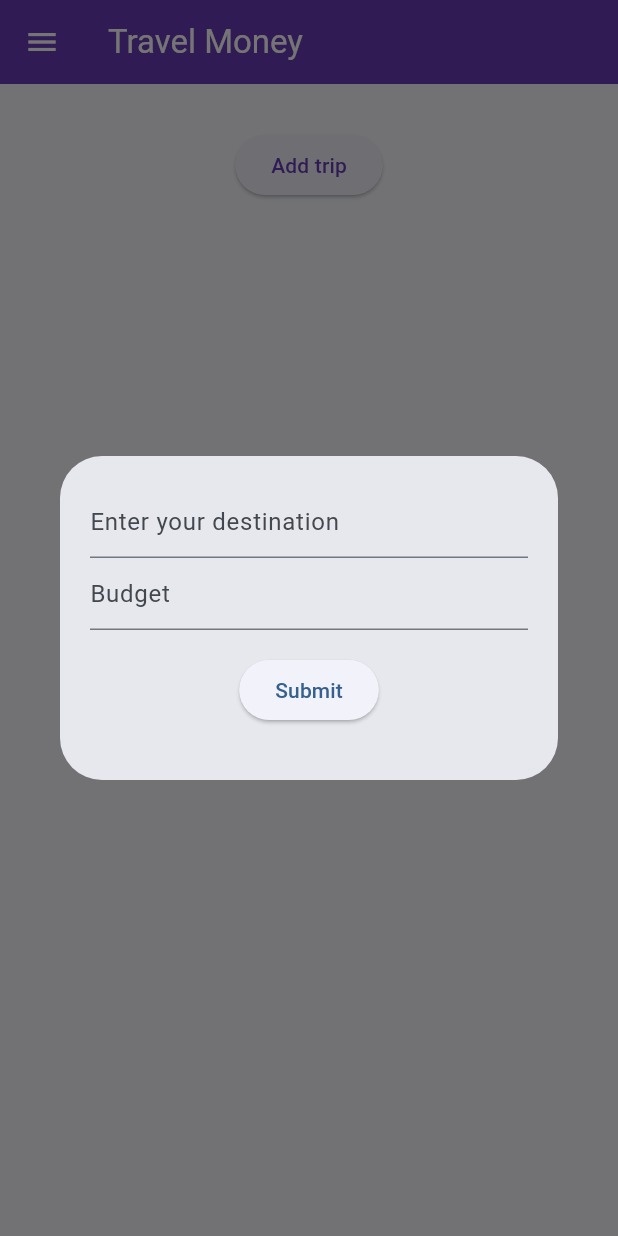
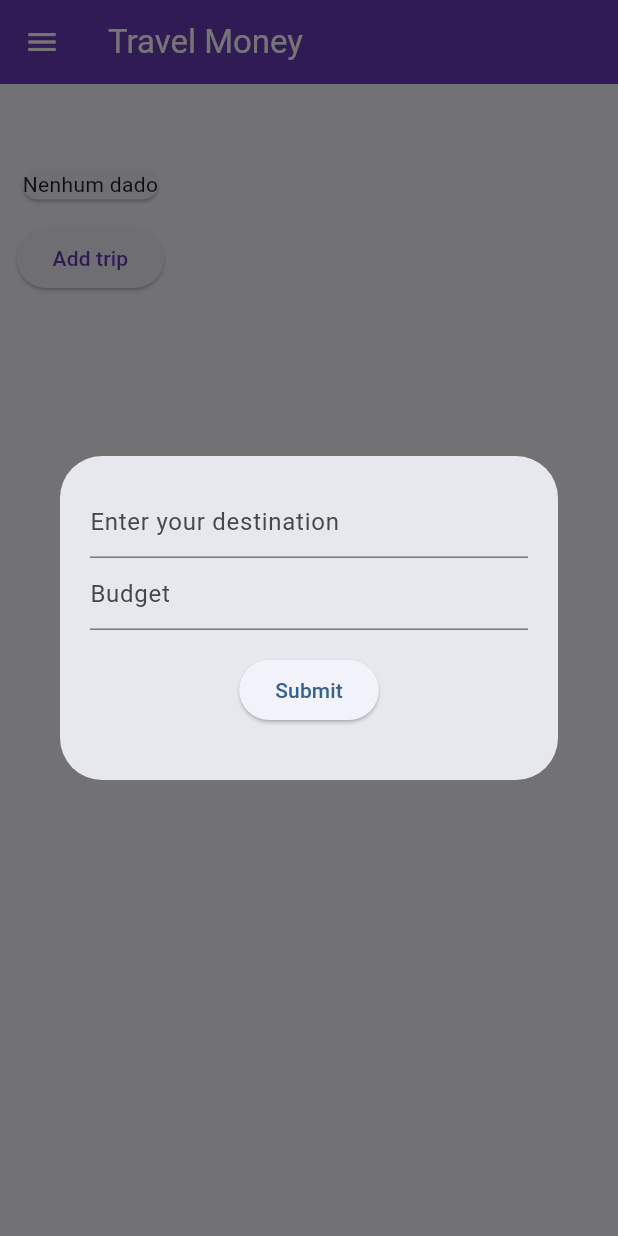
Before and after one commit to willianmelo98/travel_money_app, a Flutter app: the screen it shows after launch, after a tap on "Add trip", on a phone screen of 412 x 824 dp. Run offline on Flutter 3.47's test engine with Material 3 defaults, Android fonts, the phone set to English and light mode, and no system bars; our stand-ins replace sqflite; accounts and stored records are empty; generated files the repository leaves out were written again.

```diff
--- /dev/null
+++ b/lib/core/custom_drawer.dart
@@ -0,0 +1,51 @@
+import 'package:flutter/material.dart';
+import 'package:travel_money_app/screens/views/home_page.dart';
+import 'package:travel_money_app/screens/views/viagem/viagem_list.dart';
+import 'package:flutter_gen/gen_l10n/app_localizations.dart';
+
+class CustomDrawer extends StatelessWidget {
+  const CustomDrawer({
+    Key? key,
+  }) : super(key: key);
+
+  @override
+  Widget build(BuildContext context) {
+    return Drawer(
+      child: ListView(
+        physics: const NeverScrollableScrollPhysics(),
+        padding: EdgeInsets.zero,
+        children: [
+          const DrawerHeader(
+            decoration: BoxDecoration(
+              color: Color.fromRGBO(104, 58, 183, 1),
+            ),
+            child: SizedBox(),
+          ),
+          InkWell(
+              onTap: () => Navigator.push(
+                    context,
+                    MaterialPageRoute(
+                      builder: (_) => HomePage(),
+                    ),
+                  ),
+              child: Center(
+                child: Container(
+                    padding: const EdgeInsets.all(8),
+                    decoration: BoxDecoration(
+                        color: const Color.fromARGB(100, 200, 199, 199),
+                        borderRadius: BorderRadius.circular(10)),
+                    width: 150,
+                    child: Text(
+                      AppLocalizations.of(context)!.buttonHome,
+                      textAlign: TextAlign.center,
+                      style: const TextStyle(
+                          fontWeight: FontWeight.w500,
+                          color: Color.fromRGBO(104, 58, 183, 1)),
+                    )),
+              )),
+          ViagemList(),
+        ],
+      ),
+    );
+  }
+}
--- a/lib/core/l10n/app_en.arb
+++ b/lib/core/l10n/app_en.arb
@@ -3,10 +3,14 @@
   "@appTitle": {
     "description": "App Title"
   },
+  "buttonHome":"Home Page",
+  "@buttonHome":{"description": "button to back to home page"},
   "addTrip": "Add trip",
   "@addTrip": {
     "description": "Organizing a travel budget"
   },
+  "welcome":"",
+  "@welcome":{"description": "Welcome !"},
   "hello": "Hello {userName}",
   "@hello": {
     "description": "A message with a single parameter",
--- a/lib/core/l10n/app_es.arb
+++ b/lib/core/l10n/app_es.arb
@@ -1,6 +1,8 @@
 {
     "appTitle": "Dinero para viajes",
     "addTrip": "Añadir viaje",
+    "buttonHome":"Página de Inicio",
+    "welcome":"Bienvenido !",
     "hello": "Hola {userName}",
     "numberOfDataPoints": "Número de puntos de datos: {value}"
 }
--- a/lib/core/l10n/app_pt.arb
+++ b/lib/core/l10n/app_pt.arb
@@ -1,6 +1,8 @@
 {
     "appTitle": "Dinheiro para viagem",
     "addTrip": "Adicionar viagem",
+    "buttonHome":"Página Inicial",
+    "welcome":"Bem-vindo !",
     "hello": "Bem Vindo ! {userName}",
     "numberOfDataPoints": "Número de pontos de dados: {value}"
 }
--- /dev/null
+++ b/lib/core/template_scaffold.dart
@@ -0,0 +1,26 @@
+import 'package:flutter/material.dart';
+import 'package:travel_money_app/core/custom_drawer.dart';
+import 'package:flutter_gen/gen_l10n/app_localizations.dart';
+
+class TemplateScaffold extends StatelessWidget {
+  final Widget body;
+  final String? viagemName;
+  const TemplateScaffold({Key? key, required this.body, this.viagemName})
+      : super(key: key);
+
+  @override
+  Widget build(BuildContext context) {
+    return Scaffold(
+      drawer: const CustomDrawer(),
+      appBar: AppBar(
+        foregroundColor: Colors.white,
+        backgroundColor: const Color.fromRGBO(104, 58, 183, 1),
+        title: Text(
+          viagemName ?? AppLocalizations.of(context)!.appTitle,
+          style: const TextStyle(color: Colors.white),
+        ),
+      ),
+      body: body,
+    );
+  }
+}
--- a/lib/domain/models/gasto.dart
+++ b/lib/domain/models/gasto.dart
@@ -6,7 +6,6 @@ class Gasto {
   String descricao;
   double preco;
   String lugar;
-  int orcamento;
   DateTime dataGasto;
 
   Gasto({
@@ -17,7 +16,6 @@ class Gasto {
     required this.descricao,
     required this.preco,
     required this.lugar,
-    required this.orcamento,
     required this.dataGasto,
   });
 
@@ -30,7 +28,6 @@ class Gasto {
       descricao: json['descricao'],
       preco: (json['preco'] as num).toDouble(),
       lugar: json['lugar'],
-      orcamento: (json['orcamento'] as num).toInt(),
       dataGasto: DateTime.parse(json['dataGasto']),
     );
   }
@@ -44,7 +41,6 @@ class Gasto {
       'descricao': descricao,
       'preco': preco,
       'lugar': lugar,
-      'orcamento': orcamento,
       'dataGasto': dataGasto.toIso8601String(),
     };
   }
--- a/lib/main.dart
+++ b/lib/main.dart
@@ -1,13 +1,24 @@
 import 'package:flutter/material.dart';
 import 'package:flutter_gen/gen_l10n/app_localizations.dart';
+import 'package:provider/provider.dart';
+import 'package:travel_money_app/screens/view_models/viagens_store.dart';
 import 'package:travel_money_app/screens/views/home_page.dart';
 
 void main() {
-  runApp(const MainApp());
+  runApp(
+    MultiProvider(
+      providers: [
+        ChangeNotifierProvider(
+          create: (_) => ViagensStore(),
+        ),
+      ],
+      child: MainApp(),
+    ),
+  );
 }
 
 class MainApp extends StatelessWidget {
-  const MainApp({super.key});
+  MainApp({super.key});
 
   @override
   Widget build(BuildContext context) {
@@ -20,6 +31,6 @@ class MainApp extends StatelessWidget {
         onGenerateTitle: (context) => AppLocalizations.of(context)!.appTitle,
         localizationsDelegates: AppLocalizations.localizationsDelegates,
         supportedLocales: AppLocalizations.supportedLocales,
-        home: const HomePage());
+        home: HomePage());
   }
 }
--- a/lib/screens/view_models/viagens_store.dart
+++ b/lib/screens/view_models/viagens_store.dart
@@ -7,6 +7,10 @@ class ViagensStore with ChangeNotifier {
   List<Viagem> get viagens => _viagens;
   int get viagensCount => _viagens.length;
   final ViagemDao _viagemDao = ViagemDao();
+
+  ViagensStore() {
+    getViagens();
+  }
 
   void getViagens() async {
     _viagens = await _viagemDao.findAll();
--- a/lib/screens/views/home_page.dart
+++ b/lib/screens/views/home_page.dart
@@ -1,58 +1,44 @@
 import 'package:flutter/material.dart';
 import 'package:flutter_gen/gen_l10n/app_localizations.dart';
-import 'package:travel_money_app/screens/views/viagem/components/custom_drawer.dart';
+import 'package:travel_money_app/core/template_scaffold.dart';
 import 'package:travel_money_app/screens/views/viagem/components/dialog_viagem.dart';
 import 'package:travel_money_app/screens/views/viagem/viagem_list.dart';
-import '../view_models/viagens_store.dart';
 
 class HomePage extends StatefulWidget {
   const HomePage({super.key});
-
   @override
   State<HomePage> createState() => _HomePage();
 }
 
 class _HomePage extends State<HomePage> {
-  final ViagensStore _store = ViagensStore();
-
   @override
   void initState() {
     super.initState();
-    _store.getViagens();
   }
 
   @override
   Widget build(BuildContext context) {
-    return ListenableBuilder(
-        listenable: _store,
-        builder: (context, snapshot) {
-          return Scaffold(
-            drawer: CustomDrawer(
-              viagensStore: _store,
-            ),
-            appBar: AppBar(
-              foregroundColor: Colors.white,
-              backgroundColor: const Color.fromRGBO(104, 58, 183, 1),
-              title: Text(
-                AppLocalizations.of(context)!.appTitle,
-                style: const TextStyle(color: Colors.white),
-              ),
-            ),
+    return TemplateScaffold(
       body: SingleChildScrollView(
         child: Column(
           children: [
-                  Card(
-                    margin: const EdgeInsets.all(15),
-                    child: ViagemList(
-                      viagensStore: _store,
+            Container(
+              padding: const EdgeInsets.only(top: 13),
+              child: Text(
+                AppLocalizations.of(context)!.welcome,
+                style:
+                    const TextStyle(fontSize: 20, fontWeight: FontWeight.w500),
               ),
+            ),
+            const Card(
+              margin: EdgeInsets.all(15),
+              child: ViagemList(),
             ),
             ElevatedButton(
               onPressed: () => showDialog<String>(
                 context: context,
                 builder: (BuildContext context) =>
-                          DialogCreateOrEditViagem(
-                              saveViagem: _store.saveViagens),
+                    const DialogCreateOrEditViagem(),
               ),
               child: Text(
                 AppLocalizations.of(context)!.addTrip,
@@ -65,6 +51,5 @@ class _HomePage extends State<HomePage> {
         ),
       ),
     );
-        });
   }
 }
--- a/lib/screens/views/viagem/components/custom_drawer.dart
+++ /dev/null
@@ -1,32 +0,0 @@
-import 'package:flutter/material.dart';
-import 'package:travel_money_app/screens/view_models/viagens_store.dart';
-import 'package:travel_money_app/screens/views/viagem/viagem_list.dart';
-
-class CustomDrawer extends StatelessWidget {
-  final ViagensStore viagensStore;
-  const CustomDrawer({
-    Key? key,
-    required this.viagensStore,
-  }) : super(key: key);
-
-  @override
-  Widget build(BuildContext context) {
-    return Drawer(
-      child: ListView(
-        physics: const NeverScrollableScrollPhysics(),
-        padding: EdgeInsets.zero,
-        children: [
-          const DrawerHeader(
-            decoration: BoxDecoration(
-              color: Color.fromRGBO(104, 58, 183, 1),
-            ),
-            child: SizedBox(),
-          ),
-          ViagemList(
-            viagensStore: viagensStore,
-          ),
-        ],
-      ),
-    );
-  }
-}
--- a/lib/screens/views/viagem/components/dialog_viagem.dart
+++ b/lib/screens/views/viagem/components/dialog_viagem.dart
@@ -1,15 +1,13 @@
 import 'package:flutter/material.dart';
+import 'package:provider/provider.dart';
+import 'package:travel_money_app/screens/view_models/viagens_store.dart';
 import '../../../../domain/models/viagem.dart';
 import '../../../view_models/form_viagem_store.dart';
 
 class DialogCreateOrEditViagem extends StatefulWidget {
-  final Function(Viagem viagem)? saveViagem;
-  final Function(Viagem viagem)? updateViagem;
   final Viagem? viagem;
 
-  const DialogCreateOrEditViagem(
-      {Key? key, this.saveViagem, this.updateViagem, this.viagem})
-      : super(key: key);
+  const DialogCreateOrEditViagem({Key? key, this.viagem}) : super(key: key);
 
   @override
   State<DialogCreateOrEditViagem> createState() =>
@@ -19,6 +17,7 @@ class DialogCreateOrEditViagem extends StatefulWidget {
 class _DialogCreateOrEditViagemState extends State<DialogCreateOrEditViagem> {
   @override
   Widget build(BuildContext context) {
+    final viagemStore = Provider.of<ViagensStore>(context, listen: false);
     final formStore = FormViagemStore(viagemToEdit: widget.viagem);
     return Dialog(
       child: Padding(
@@ -59,11 +58,10 @@ class _DialogCreateOrEditViagemState extends State<DialogCreateOrEditViagem> {
                     // Validate will return true if the form is valid, or false if
                     // the form is invalid.
                     if (formStore.formKey.currentState!.validate()) {
-                      Viagem viagem = formStore.viagem;
-
-                      widget.saveViagem != null
-                          ? widget.saveViagem!(viagem)
-                          : widget.updateViagem!(viagem);
+                      Viagem viagemEditada = formStore.viagem;
+                      widget.viagem == null
+                          ? viagemStore.saveViagens(viagemEditada)
+                          : viagemStore.updateViagem(viagemEditada);
                       Navigator.pop(context);
                     } else {
                       setState(() {});
--- a/lib/screens/views/viagem/viagem_list.dart
+++ b/lib/screens/views/viagem/viagem_list.dart
@@ -1,27 +1,34 @@
 import 'package:flutter/material.dart';
+import 'package:provider/provider.dart';
 import 'package:travel_money_app/domain/models/viagem.dart';
 import 'package:travel_money_app/screens/view_models/viagens_store.dart';
+import 'package:travel_money_app/screens/views/gasto/gasto_list.dart';
 
 import 'components/dialog_viagem.dart';
 
 class ViagemList extends StatelessWidget {
-  final ViagensStore viagensStore;
   const ViagemList({
     Key? key,
-    required this.viagensStore,
   }) : super(key: key);
 
   @override
   Widget build(BuildContext context) {
-    final viagens = viagensStore.viagens;
+    return Consumer<ViagensStore>(builder: (context, viagensStore, snhot) {
+      if (viagensStore.viagensCount == 0) return Text("Nenhum dado");
 
       return ListView.builder(
         padding: const EdgeInsets.all(0),
         physics: const NeverScrollableScrollPhysics(),
         shrinkWrap: true,
         itemBuilder: (context, index) {
-        Viagem viagem = viagens[index];
+          Viagem viagem = viagensStore.viagens[index];
           return ListTile(
+            onTap: () => Navigator.push(
+              context,
+              MaterialPageRoute(
+                builder: (_) => GastoList(viagem: viagem),
+              ),
+            ),
             trailing: Row(
               mainAxisSize: MainAxisSize.min,
               children: [
@@ -29,7 +36,8 @@ class ViagemList extends StatelessWidget {
                   onTap: () => showDialog<String>(
                     context: context,
                     builder: (BuildContext context) => DialogCreateOrEditViagem(
-                      viagem: viagem, updateViagem: viagensStore.updateViagem),
+                      viagem: viagem,
+                    ),
                   ),
                   child: const Icon(Icons.edit),
                 ),
@@ -42,7 +50,8 @@ class ViagemList extends StatelessWidget {
             title: Text(viagem.lugar),
           );
         },
-      itemCount: viagens.length,
+        itemCount: viagensStore.viagensCount,
       );
+    });
   }
 }
```
Also changed, not shown: lib/screens/view_models/gastos_store.dart (+45 -0 lines), lib/screens/views/gasto/gasto_list.dart (added, +37 -0 lines). Lines whose indentation alone changed are shown as unchanged.
